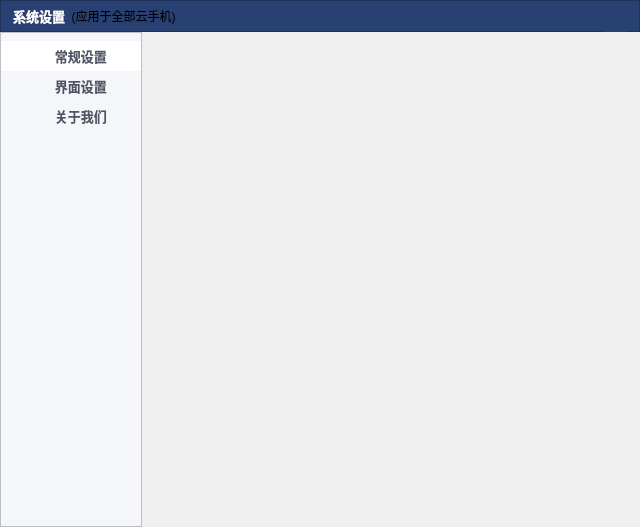
Above: systemsettingwidget.ui from ZhouMei20220810/TEST before the change. Below: the same form after it.
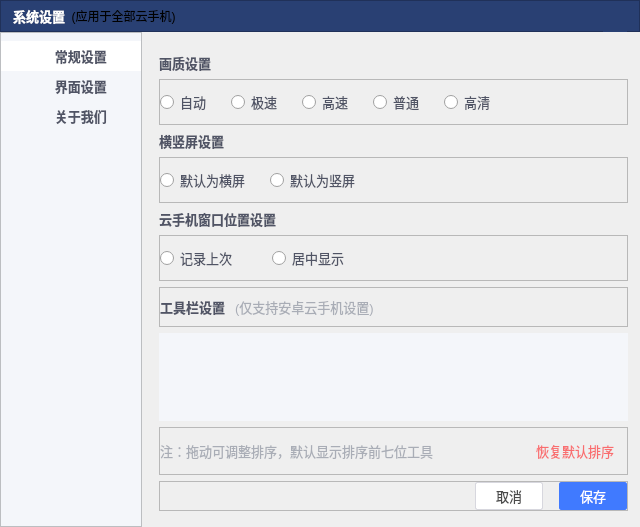
That is the form after the change. The open tabs and pages were chosen to show the change. Icons and pictures are not drawn.

Commit message: 保存系统设置UI

```diff
--- a/systemsettingwidget.ui
+++ b/systemsettingwidget.ui
@@ -1341,7 +1341,515 @@
         </layout>
        </widget>
        <widget class="QWidget" name="pageAbout"/>
-       <widget class="QWidget" name="pageUISetting"/>
+       <widget class="QWidget" name="pageUISetting">
+        <property name="styleSheet">
+         <string notr="true">color:#FF505465;
+blod:true;
+font-size:13px;</string>
+        </property>
+        <layout class="QVBoxLayout" name="verticalLayout_8">
+         <property name="leftMargin">
+          <number>17</number>
+         </property>
+         <property name="topMargin">
+          <number>21</number>
+         </property>
+         <property name="rightMargin">
+          <number>12</number>
+         </property>
+         <property name="bottomMargin">
+          <number>16</number>
+         </property>
+         <item>
+          <widget class="QLabel" name="label_11">
+           <property name="styleSheet">
+            <string notr="true">font-weight: bold;</string>
+           </property>
+           <property name="text">
+            <string>画质设置</string>
+           </property>
+          </widget>
+         </item>
+         <item>
+          <widget class="QFrame" name="frame_5">
+           <property name="frameShape">
+            <enum>QFrame::StyledPanel</enum>
+           </property>
+           <property name="frameShadow">
+            <enum>QFrame::Raised</enum>
+           </property>
+           <layout class="QHBoxLayout" name="horizontalLayout_14">
+            <property name="spacing">
+             <number>20</number>
+            </property>
+            <property name="leftMargin">
+             <number>0</number>
+            </property>
+            <property name="rightMargin">
+             <number>0</number>
+            </property>
+            <item>
+             <widget class="QRadioButton" name="radioButton_5">
+              <property name="cursor">
+               <cursorShape>PointingHandCursor</cursorShape>
+              </property>
+              <property name="text">
+               <string>自动</string>
+              </property>
+             </widget>
+            </item>
+            <item>
+             <widget class="QRadioButton" name="radioButton_6">
+              <property name="cursor">
+               <cursorShape>PointingHandCursor</cursorShape>
+              </property>
+              <property name="text">
+               <string>极速</string>
+              </property>
+             </widget>
+            </item>
+            <item>
+             <widget class="QRadioButton" name="radioButton_7">
+              <property name="cursor">
+               <cursorShape>PointingHandCursor</cursorShape>
+              </property>
+              <property name="text">
+               <string>高速</string>
+              </property>
+             </widget>
+            </item>
+            <item>
+             <widget class="QRadioButton" name="radioButton_8">
+              <property name="cursor">
+               <cursorShape>PointingHandCursor</cursorShape>
+              </property>
+              <property name="text">
+               <string>普通</string>
+              </property>
+             </widget>
+            </item>
+            <item>
+             <widget class="QRadioButton" name="radioButton_9">
+              <property name="cursor">
+               <cursorShape>PointingHandCursor</cursorShape>
+              </property>
+              <property name="text">
+               <string>高清</string>
+              </property>
+             </widget>
+            </item>
+            <item>
+             <spacer name="horizontalSpacer_9">
+              <property name="orientation">
+               <enum>Qt::Horizontal</enum>
+              </property>
+              <property name="sizeHint" stdset="0">
+               <size>
+                <width>40</width>
+                <height>20</height>
+               </size>
+              </property>
+             </spacer>
+            </item>
+           </layout>
+          </widget>
+         </item>
+         <item>
+          <widget class="QLabel" name="label_12">
+           <property name="styleSheet">
+            <string notr="true">font-weight: bold;</string>
+           </property>
+           <property name="text">
+            <string>横竖屏设置</string>
+           </property>
+          </widget>
+         </item>
+         <item>
+          <widget class="QFrame" name="frame_13">
+           <property name="frameShape">
+            <enum>QFrame::StyledPanel</enum>
+           </property>
+           <property name="frameShadow">
+            <enum>QFrame::Raised</enum>
+           </property>
+           <layout class="QHBoxLayout" name="horizontalLayout_15">
+            <property name="spacing">
+             <number>20</number>
+            </property>
+            <property name="leftMargin">
+             <number>0</number>
+            </property>
+            <property name="rightMargin">
+             <number>0</number>
+            </property>
+            <item>
+             <widget class="QRadioButton" name="radioButton_10">
+              <property name="cursor">
+               <cursorShape>PointingHandCursor</cursorShape>
+              </property>
+              <property name="text">
+               <string>默认为横屏</string>
+              </property>
+             </widget>
+            </item>
+            <item>
+             <widget class="QRadioButton" name="radioButton_11">
+              <property name="cursor">
+               <cursorShape>PointingHandCursor</cursorShape>
+              </property>
+              <property name="text">
+               <string>默认为竖屏</string>
+              </property>
+             </widget>
+            </item>
+            <item>
+             <spacer name="horizontalSpacer_5">
+              <property name="orientation">
+               <enum>Qt::Horizontal</enum>
+              </property>
+              <property name="sizeHint" stdset="0">
+               <size>
+                <width>40</width>
+                <height>20</height>
+               </size>
+              </property>
+             </spacer>
+            </item>
+           </layout>
+          </widget>
+         </item>
+         <item>
+          <widget class="QLabel" name="label_13">
+           <property name="styleSheet">
+            <string notr="true">font-weight: bold;</string>
+           </property>
+           <property name="text">
+            <string>云手机窗口位置设置</string>
+           </property>
+          </widget>
+         </item>
+         <item>
+          <widget class="QFrame" name="frame_15">
+           <property name="frameShape">
+            <enum>QFrame::StyledPanel</enum>
+           </property>
+           <property name="frameShadow">
+            <enum>QFrame::Raised</enum>
+           </property>
+           <layout class="QHBoxLayout" name="horizontalLayout_16">
+            <property name="spacing">
+             <number>20</number>
+            </property>
+            <property name="leftMargin">
+             <number>0</number>
+            </property>
+            <property name="rightMargin">
+             <number>0</number>
+            </property>
+            <item>
+             <widget class="QRadioButton" name="radioButton_12">
+              <property name="cursor">
+               <cursorShape>PointingHandCursor</cursorShape>
+              </property>
+              <property name="text">
+               <string>记录上次    </string>
+              </property>
+             </widget>
+            </item>
+            <item>
+             <widget class="QRadioButton" name="radioButton_13">
+              <property name="cursor">
+               <cursorShape>PointingHandCursor</cursorShape>
+              </property>
+              <property name="text">
+               <string>居中显示</string>
+              </property>
+             </widget>
+            </item>
+            <item>
+             <spacer name="horizontalSpacer_6">
+              <property name="orientation">
+               <enum>Qt::Horizontal</enum>
+              </property>
+              <property name="sizeHint" stdset="0">
+               <size>
+                <width>40</width>
+                <height>20</height>
+               </size>
+              </property>
+             </spacer>
+            </item>
+           </layout>
+          </widget>
+         </item>
+         <item>
+          <widget class="QFrame" name="frame_16">
+           <property name="frameShape">
+            <enum>QFrame::StyledPanel</enum>
+           </property>
+           <property name="frameShadow">
+            <enum>QFrame::Raised</enum>
+           </property>
+           <layout class="QHBoxLayout" name="horizontalLayout_17">
+            <property name="spacing">
+             <number>10</number>
+            </property>
+            <property name="leftMargin">
+             <number>0</number>
+            </property>
+            <property name="rightMargin">
+             <number>0</number>
+            </property>
+            <item>
+             <widget class="QLabel" name="label_14">
+              <property name="styleSheet">
+               <string notr="true">font-weight: bold;</string>
+              </property>
+              <property name="text">
+               <string>工具栏设置</string>
+              </property>
+             </widget>
+            </item>
+            <item>
+             <widget class="QLabel" name="label_15">
+              <property name="styleSheet">
+               <string notr="true">color:#A9ADB6;</string>
+              </property>
+              <property name="text">
+               <string>(仅支持安卓云手机设置)</string>
+              </property>
+             </widget>
+            </item>
+            <item>
+             <spacer name="horizontalSpacer_7">
+              <property name="orientation">
+               <enum>Qt::Horizontal</enum>
+              </property>
+              <property name="sizeHint" stdset="0">
+               <size>
+                <width>40</width>
+                <height>20</height>
+               </size>
+              </property>
+             </spacer>
+            </item>
+           </layout>
+          </widget>
+         </item>
+         <item>
+          <widget class="QListWidget" name="listWidget">
+           <property name="styleSheet">
+            <string notr="true">color:#A9ADB6;border:none;background-color:#F4F6FA;</string>
+           </property>
+          </widget>
+         </item>
+         <item>
+          <widget class="QFrame" name="frame_17">
+           <property name="frameShape">
+            <enum>QFrame::StyledPanel</enum>
+           </property>
+           <property name="frameShadow">
+            <enum>QFrame::Raised</enum>
+           </property>
+           <layout class="QHBoxLayout" name="horizontalLayout_18">
+            <property name="spacing">
+             <number>0</number>
+            </property>
+            <property name="leftMargin">
+             <number>0</number>
+            </property>
+            <item>
+             <widget class="QLabel" name="label_18">
+              <property name="styleSheet">
+               <string notr="true">color:#A9ADB6;</string>
+              </property>
+              <property name="text">
+               <string>注：拖动可调整排序，默认显示排序前七位工具</string>
+              </property>
+             </widget>
+            </item>
+            <item>
+             <spacer name="horizontalSpacer_8">
+              <property name="orientation">
+               <enum>Qt::Horizontal</enum>
+              </property>
+              <property name="sizeHint" stdset="0">
+               <size>
+                <width>40</width>
+                <height>20</height>
+               </size>
+              </property>
+             </spacer>
+            </item>
+            <item>
+             <widget class="QPushButton" name="pushButton_2">
+              <property name="cursor">
+               <cursorShape>PointingHandCursor</cursorShape>
+              </property>
+              <property name="styleSheet">
+               <string notr="true">color:#F96D6F;</string>
+              </property>
+              <property name="text">
+               <string>恢复默认排序</string>
+              </property>
+              <property name="flat">
+               <bool>true</bool>
+              </property>
+             </widget>
+            </item>
+           </layout>
+          </widget>
+         </item>
+         <item>
+          <widget class="QFrame" name="frame_18">
+           <property name="frameShape">
+            <enum>QFrame::StyledPanel</enum>
+           </property>
+           <property name="frameShadow">
+            <enum>QFrame::Raised</enum>
+           </property>
+           <layout class="QHBoxLayout" name="horizontalLayout_13">
+            <property name="spacing">
+             <number>16</number>
+            </property>
+            <property name="leftMargin">
+             <number>0</number>
+            </property>
+            <property name="topMargin">
+             <number>0</number>
+            </property>
+            <property name="rightMargin">
+             <number>0</number>
+            </property>
+            <property name="bottomMargin">
+             <number>0</number>
+            </property>
+            <item>
+             <spacer name="horizontalSpacer_4">
+              <property name="orientation">
+               <enum>Qt::Horizontal</enum>
+              </property>
+              <property name="sizeHint" stdset="0">
+               <size>
+                <width>299</width>
+                <height>20</height>
+               </size>
+              </property>
+             </spacer>
+            </item>
+            <item>
+             <widget class="QPushButton" name="btnCancel_2">
+              <property name="minimumSize">
+               <size>
+                <width>68</width>
+                <height>28</height>
+               </size>
+              </property>
+              <property name="maximumSize">
+               <size>
+                <width>68</width>
+                <height>28</height>
+               </size>
+              </property>
+              <property name="font">
+               <font>
+                <pointsize>-1</pointsize>
+               </font>
+              </property>
+              <property name="cursor">
+               <cursorShape>PointingHandCursor</cursorShape>
+              </property>
+              <property name="styleSheet">
+               <string notr="true">QPushButton {
+     border: 1px solid #D7D7DE;
+     border-radius:2px;
+	 background-color: #FFFFFFFF;
+	 color:#4A4A4A;
+ }
+QPushButton:hover
+{
+	border:1px solid  #D7D7DE;
+	background-color: #FFFFFFFF;
+}
+ QPushButton:pressed {
+     border: 1px solid #D7D7DE;
+     border-radius: 2px;
+	 background-color: #FFFFFFFF;
+	 color:#4A4A4A;
+ }
+
+ QPushButton:flat {
+     border: none; /* no border for a flat push button */
+ }
+
+ QPushButton:default {
+     border-color: navy; /* make the default button prominent */
+ }</string>
+              </property>
+              <property name="text">
+               <string>取消</string>
+              </property>
+             </widget>
+            </item>
+            <item>
+             <widget class="QPushButton" name="btnSave_2">
+              <property name="minimumSize">
+               <size>
+                <width>68</width>
+                <height>28</height>
+               </size>
+              </property>
+              <property name="maximumSize">
+               <size>
+                <width>68</width>
+                <height>28</height>
+               </size>
+              </property>
+              <property name="font">
+               <font>
+                <pointsize>-1</pointsize>
+               </font>
+              </property>
+              <property name="cursor">
+               <cursorShape>PointingHandCursor</cursorShape>
+              </property>
+              <property name="styleSheet">
+               <string notr="true">QPushButton {
+     border: 1px solid #FF407AFF;
+     border-radius:2px;
+	 background-color: #FF407AFF;
+	 color:#FFFFFFFF;
+ }
+QPushButton:hover
+{
+	border:0px solid  #FF407AFF;
+	background-color: #FF407AFF;
+}
+ QPushButton:pressed {
+     border: 0px solid #FF407AFF;
+     border-radius: 2px;
+	 background-color: #FF407AFF;
+	 color:#FFFFFFFF;
+ }
+
+ QPushButton:flat {
+     border: none; /* no border for a flat push button */
+ }
+
+ QPushButton:default {
+     border-color: navy; /* make the default button prominent */
+ }</string>
+              </property>
+              <property name="text">
+               <string>保存</string>
+              </property>
+             </widget>
+            </item>
+           </layout>
+          </widget>
+         </item>
+        </layout>
+       </widget>
       </widget>
      </item>
     </layout>
```
Left out of the diff: 520 changed lines with no effect on the pictures. The commit also changes 2 other files.
